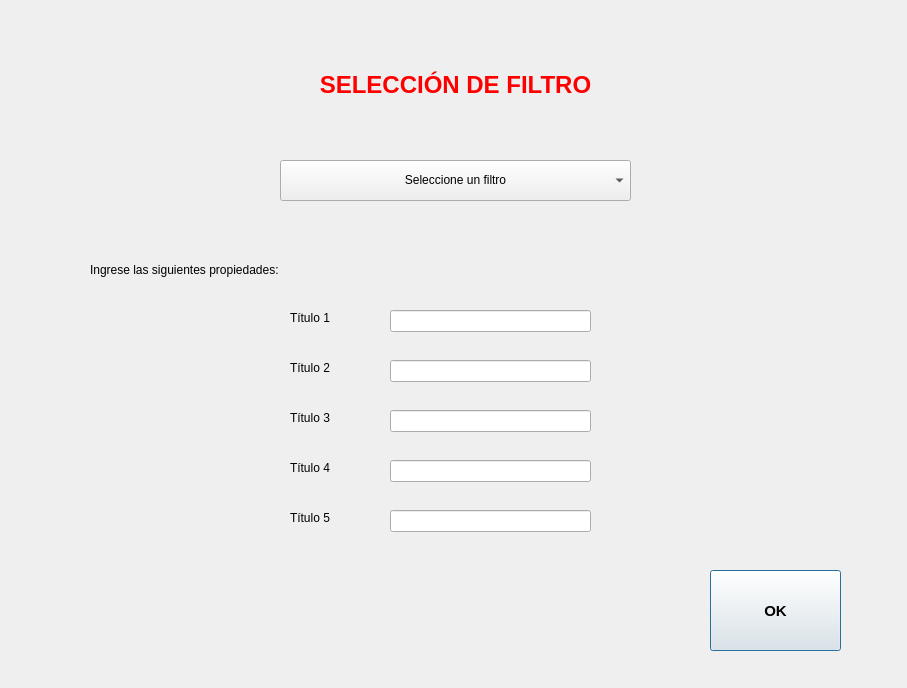
Before: the Qt Designer form filter.ui in nicotrozzo/elmejorfrontendever, drawn with Qt 5.
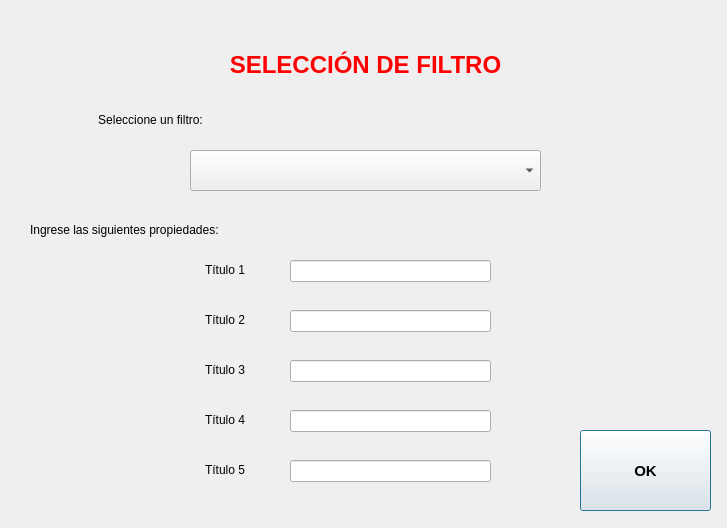
After: the same form once the commit is applied.

Diff of the .ui file:
```diff
--- a/filter.ui
+++ b/filter.ui
@@ -6,8 +6,8 @@
    <rect>
     <x>0</x>
     <y>0</y>
-    <width>907</width>
-    <height>688</height>
+    <width>727</width>
+    <height>528</height>
    </rect>
   </property>
   <property name="windowTitle">
@@ -19,9 +19,9 @@
   <widget class="QLabel" name="label">
    <property name="geometry">
     <rect>
-     <x>270</x>
-     <y>40</y>
-     <width>371</width>
+     <x>0</x>
+     <y>20</y>
+     <width>731</width>
      <height>91</height>
     </rect>
    </property>
@@ -45,8 +45,8 @@
   <widget class="QComboBox" name="filterComboBox">
    <property name="geometry">
     <rect>
-     <x>280</x>
-     <y>160</y>
+     <x>190</x>
+     <y>150</y>
      <width>351</width>
      <height>41</height>
     </rect>
@@ -55,14 +55,14 @@
   <widget class="QLabel" name="labelFilterComboBox">
    <property name="geometry">
     <rect>
-     <x>280</x>
-     <y>170</y>
-     <width>351</width>
+     <x>70</x>
+     <y>110</y>
+     <width>161</width>
      <height>20</height>
     </rect>
    </property>
    <property name="text">
-    <string>Seleccione un filtro</string>
+    <string>Seleccione un filtro:</string>
    </property>
    <property name="alignment">
     <set>Qt::AlignCenter</set>
@@ -71,8 +71,8 @@
   <widget class="QLabel" name="label_2">
    <property name="geometry">
     <rect>
-     <x>90</x>
-     <y>260</y>
+     <x>30</x>
+     <y>220</y>
      <width>221</width>
      <height>20</height>
     </rect>
@@ -84,77 +84,95 @@
   <widget class="QLabel" name="titleProperty1">
    <property name="geometry">
     <rect>
-     <x>290</x>
-     <y>310</y>
-     <width>55</width>
-     <height>16</height>
+     <x>34</x>
+     <y>260</y>
+     <width>211</width>
+     <height>20</height>
     </rect>
    </property>
    <property name="text">
     <string>Título 1</string>
    </property>
+   <property name="alignment">
+    <set>Qt::AlignRight|Qt::AlignTrailing|Qt::AlignVCenter</set>
+   </property>
   </widget>
   <widget class="QLabel" name="titleProperty2">
    <property name="geometry">
     <rect>
-     <x>290</x>
-     <y>360</y>
-     <width>55</width>
-     <height>16</height>
+     <x>34</x>
+     <y>310</y>
+     <width>211</width>
+     <height>20</height>
     </rect>
    </property>
    <property name="text">
     <string>Título 2</string>
    </property>
+   <property name="alignment">
+    <set>Qt::AlignRight|Qt::AlignTrailing|Qt::AlignVCenter</set>
+   </property>
   </widget>
   <widget class="QLabel" name="titleProperty3">
    <property name="geometry">
     <rect>
-     <x>290</x>
-     <y>410</y>
-     <width>55</width>
-     <height>16</height>
+     <x>34</x>
+     <y>360</y>
+     <width>211</width>
+     <height>20</height>
     </rect>
    </property>
    <property name="text">
     <string>Título 3</string>
    </property>
+   <property name="alignment">
+    <set>Qt::AlignRight|Qt::AlignTrailing|Qt::AlignVCenter</set>
+   </property>
   </widget>
   <widget class="QLabel" name="titleProperty4">
    <property name="geometry">
     <rect>
-     <x>290</x>
-     <y>460</y>
-     <width>55</width>
-     <height>16</height>
+     <x>34</x>
+     <y>410</y>
+     <width>211</width>
+     <height>20</height>
     </rect>
    </property>
    <property name="text">
     <string>Título 4</string>
    </property>
+   <property name="alignment">
+    <set>Qt::AlignRight|Qt::AlignTrailing|Qt::AlignVCenter</set>
+   </property>
   </widget>
   <widget class="QLabel" name="titleProperty5">
    <property name="geometry">
     <rect>
-     <x>290</x>
-     <y>510</y>
-     <width>55</width>
-     <height>16</height>
+     <x>34</x>
+     <y>460</y>
+     <width>211</width>
+     <height>20</height>
     </rect>
    </property>
    <property name="text">
     <string>Título 5</string>
    </property>
+   <property name="alignment">
+    <set>Qt::AlignRight|Qt::AlignTrailing|Qt::AlignVCenter</set>
+   </property>
   </widget>
   <widget class="QLineEdit" name="editProperty1">
    <property name="geometry">
     <rect>
-     <x>390</x>
-     <y>310</y>
+     <x>290</x>
+     <y>260</y>
      <width>201</width>
      <height>22</height>
     </rect>
    </property>
+   <property name="text">
+    <string/>
+   </property>
    <property name="placeholderText">
     <string/>
    </property>
@@ -162,8 +180,8 @@
   <widget class="QLineEdit" name="editProperty2">
    <property name="geometry">
     <rect>
-     <x>390</x>
-     <y>360</y>
+     <x>290</x>
+     <y>310</y>
      <width>201</width>
      <height>22</height>
     </rect>
@@ -172,8 +190,8 @@
   <widget class="QLineEdit" name="editProperty3">
    <property name="geometry">
     <rect>
-     <x>390</x>
-     <y>410</y>
+     <x>290</x>
+     <y>360</y>
      <width>201</width>
      <height>22</height>
     </rect>
@@ -182,8 +200,8 @@
   <widget class="QLineEdit" name="editProperty4">
    <property name="geometry">
     <rect>
-     <x>390</x>
-     <y>460</y>
+     <x>290</x>
+     <y>410</y>
      <width>201</width>
      <height>22</height>
     </rect>
@@ -192,8 +210,8 @@
   <widget class="QLineEdit" name="editProperty5">
    <property name="geometry">
     <rect>
-     <x>390</x>
-     <y>510</y>
+     <x>290</x>
+     <y>460</y>
      <width>201</width>
      <height>22</height>
     </rect>
@@ -202,8 +220,8 @@
   <widget class="QPushButton" name="okButton">
    <property name="geometry">
     <rect>
-     <x>710</x>
-     <y>570</y>
+     <x>580</x>
+     <y>430</y>
      <width>131</width>
      <height>81</height>
     </rect>
```
